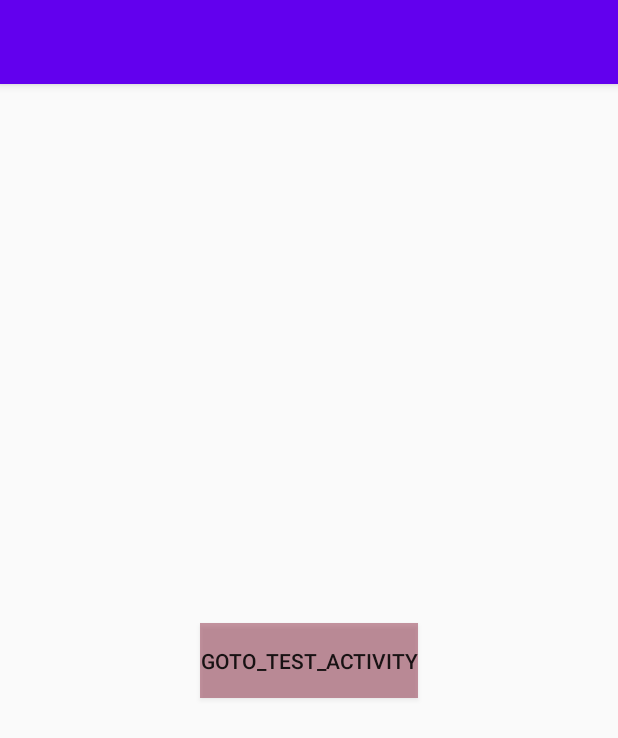
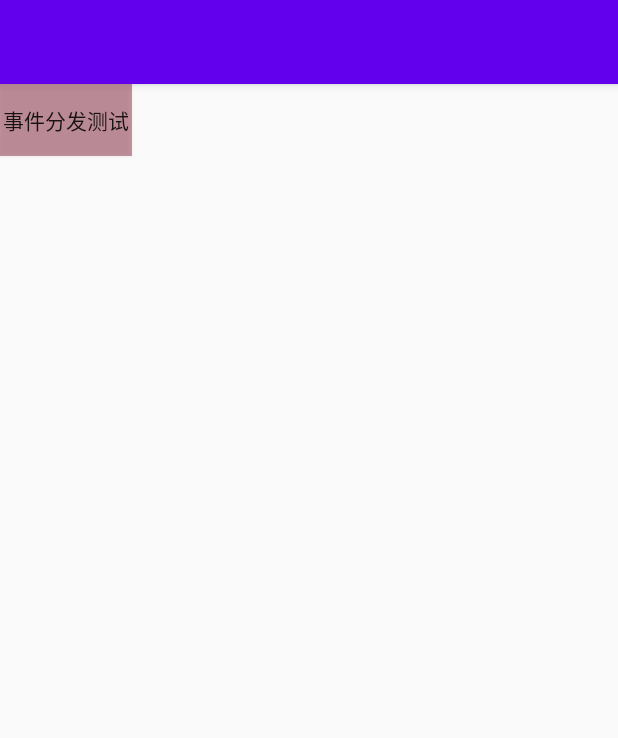
Before and after one commit to baobeinet521/MineStudy, an Android app: the screen it shows after launch (MainActivity), on a phone screen of 412 x 824 dp. Shown: the top 738 px of the screen. Run offline under Robolectric (Android 15) with nearby library versions, the phone set to English and light mode, and no system bars.

Commit message:
事件分发测试代码提交

```diff
--- a/app/src/main/AndroidManifest.xml
+++ b/app/src/main/AndroidManifest.xml
@@ -24,6 +24,7 @@
         <activity android:name=".activity.LifeCycleActivity"
             android:configChanges="orientation|screenSize"/>
         <activity android:name=".kotlin.StudyKotlinActivity"/>
+        <activity android:name=".touchevent.TouchEventTestActivity"/>
     </application>
 
 </manifest>
--- a/app/src/main/java/com/zd/study/MainActivity.java
+++ b/app/src/main/java/com/zd/study/MainActivity.java
@@ -10,28 +10,36 @@ import com.zd.study.R;
 import com.zd.study.activity.LifeCycleActivity;
 import com.zd.study.handler.HandlerActivity;
 import com.zd.study.kotlin.StudyKotlinActivity;
+import com.zd.study.touchevent.TouchEventTestActivity;
 
 public class MainActivity extends AppCompatActivity implements View.OnClickListener {
     private Button mTestBtn;
-
+    private Button mTouchEventTestBtn;
     @Override
     protected void onCreate(Bundle savedInstanceState) {
         super.onCreate(savedInstanceState);
         setContentView(R.layout.activity_main);
-        mTestBtn = findViewById(R.id.test_btn);
-        mTestBtn.setOnClickListener(this);
+//        mTestBtn = findViewById(R.id.test_btn);
+//        mTestBtn.setOnClickListener(this);
+        mTouchEventTestBtn = findViewById(R.id.touch_event_btn);
+        mTouchEventTestBtn.setOnClickListener(this);
     }
 
     @Override
     public void onClick(View v) {
         int id = v.getId();
+        Intent intent = new Intent();
         switch (id){
             case R.id.test_btn:
 //                Intent intent = new Intent(this, HandlerActivity.class);
 //                Intent intent = new Intent(this, LifeCycleActivity.class);
-                Intent intent = new Intent(this, StudyKotlinActivity.class);
-                startActivity(intent);
+                intent.setClass(this, StudyKotlinActivity.class);
+
+                break;
+            case R.id.touch_event_btn:
+                intent.setClass(this, TouchEventTestActivity.class);
                 break;
         }
+        startActivity(intent);
     }
 }
--- a/app/src/main/java/com/zd/study/java/TestJava.java
+++ b/app/src/main/java/com/zd/study/java/TestJava.java
@@ -1,4 +1,7 @@
 package com.zd.study.java;
+
+import java.util.HashMap;
+import java.util.Map;
 
 public class TestJava {
 
@@ -75,4 +78,5 @@ class Bank{
         System.out.println("账户余额   " + moneyA);
     }
 
+
 }
--- a/app/src/main/res/layout/activity_main.xml
+++ b/app/src/main/res/layout/activity_main.xml
@@ -6,17 +6,20 @@
     android:layout_width="match_parent"
     android:layout_height="match_parent"
     tools:context=".MainActivity">
-
-    <Button
-        android:id="@+id/test_btn"
-        android:layout_width="wrap_content"
-        android:layout_height="50dp"
-        android:text="goto_test_activity"
-        app:layout_constraintBottom_toBottomOf="parent"
+    <ScrollView
+        android:layout_width="match_parent"
+        android:layout_height="match_parent"
         app:layout_constraintLeft_toLeftOf="parent"
         app:layout_constraintRight_toRightOf="parent"
-        app:layout_constraintTop_toTopOf="parent"
-        android:background="#6778001f"/>
+        app:layout_constraintTop_toTopOf="parent">
+        <Button
+            android:id="@+id/touch_event_btn"
+            android:layout_width="wrap_content"
+            android:layout_height="50dp"
+            android:text="事件分发测试"
+            android:background="#6778001f"/>
+
+    </ScrollView>
 
 
 
--- a/app/src/main/res/values/colors.xml
+++ b/app/src/main/res/values/colors.xml
@@ -7,4 +7,5 @@
     <color name="teal_700">#FF018786</color>
     <color name="black">#FF000000</color>
     <color name="white">#FFFFFFFF</color>
+    <color name="red">#cc3640</color>
 </resources>
```
Also changed, not shown: app/src/main/java/com/zd/study/java/LeetcodeJava.java (added, +79 -0 lines), app/src/main/java/com/zd/study/touchevent/TouchEventTestActivity.java (added, +34 -0 lines), app/src/main/java/com/zd/study/touchevent/ViewButtonTest.java (added, +39 -0 lines), app/src/main/java/com/zd/study/touchevent/ViewGroupTest.java (added, +49 -0 lines), app/src/main/res/layout/activity_touch_event_layout.xml (added, +26 -0 lines), 1 other file.
